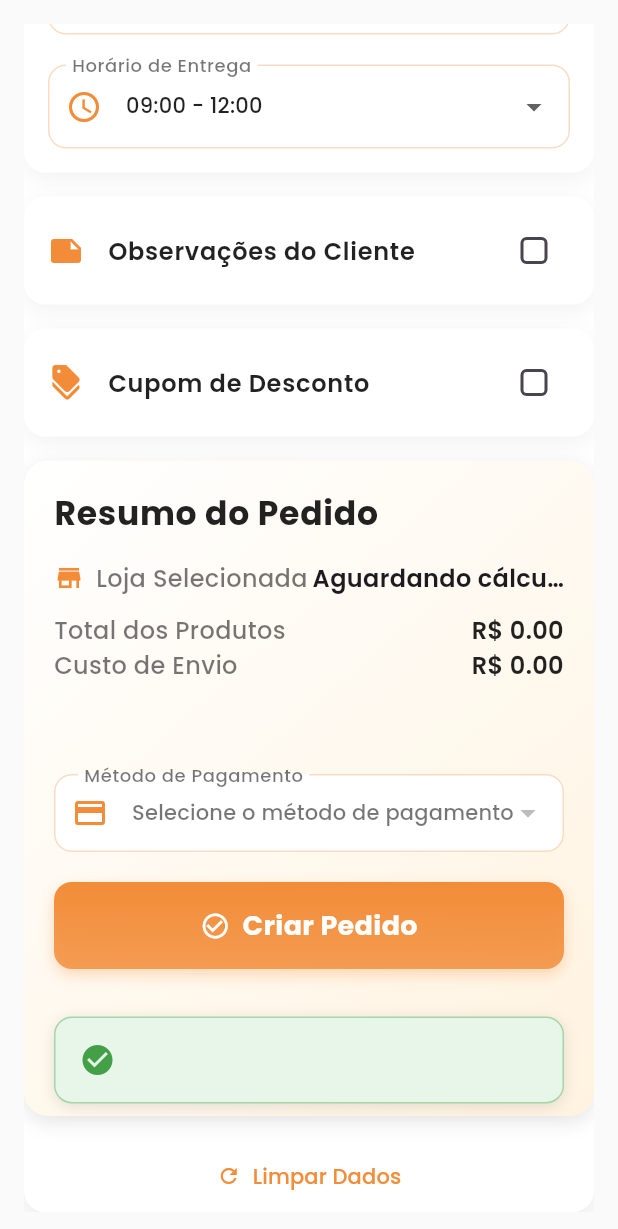
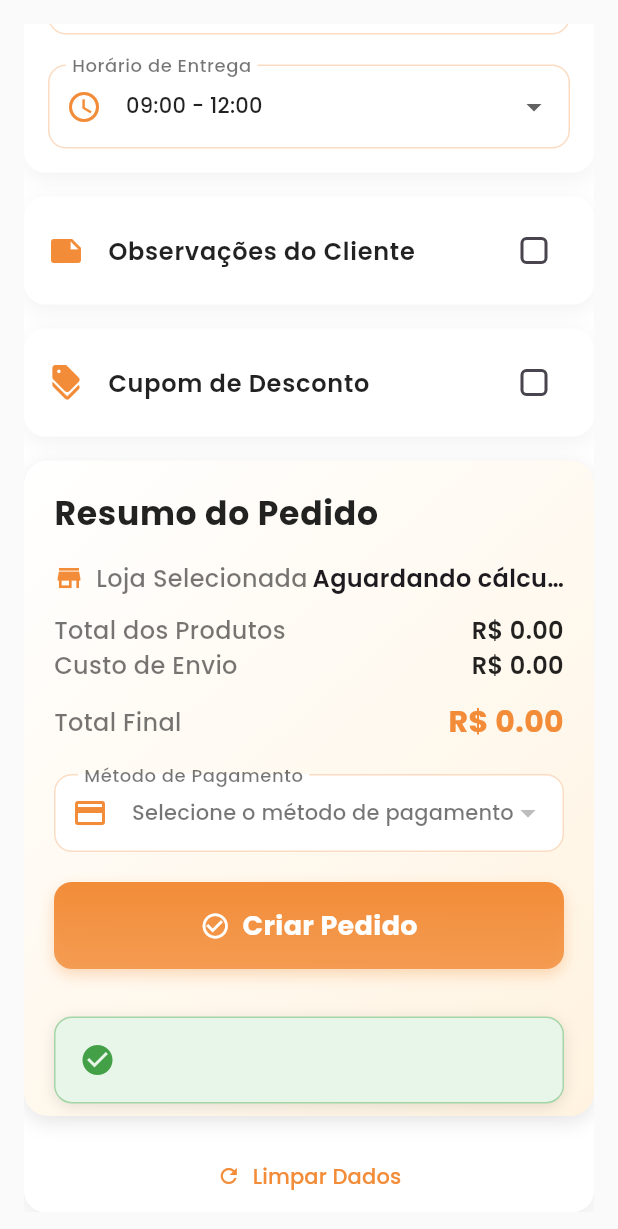
Before and after one commit to trajanoo93/sistema-erp-delivery, a Flutter app: the KeepAliveTab widget shown alone on an empty page, opened directly with empty values, scrolled down 1138 dp, on a phone screen of 412 x 824 dp. Shown: the top 1229 px of the screen. Run offline on Flutter 3.47's test engine with Material 3 defaults, Android fonts, the light colour scheme and no system bars; our stand-ins replace cached_network_image, connectivity_plus, fl_chart, flutter_map, geolocator, google_fonts and 6 more; accounts and stored records are empty; network calls fail.

Commit message:
payload vendedor luciene + taxa editavel

```diff
--- a/lib/globals.dart
+++ b/lib/globals.dart
@@ -1,3 +1,4 @@
+// globals.dart
 const Map<int, String> users = {
   7: 'Alline',
   73: 'Carlos Júnior',
@@ -5,5 +6,7 @@ const Map<int, String> users = {
   78: 'Cássio Vinicius',
   100: 'Freelancer 1',
   52: 'Luciene'
+};
 
-};
+// NOVO: mapa reverso (nome → ID)
+final Map<String, int> userIds = users.map((id, name) => MapEntry(name, id));
--- a/lib/pages/criar_pedido_page.dart
+++ b/lib/pages/criar_pedido_page.dart
@@ -905,10 +905,8 @@ class _CriarPedidoPageState extends State<CriarPedidoPage> with TickerProviderSt
       final storeId = StoreNormalize.getId(storeFinal);
       final normalizedStoreFinal = StoreNormalize.getName(storeId);
       final service = CriarPedidoService();
-      final billingCompany = {'Alline': '7', 'Cássio Vinicius': '78', 'Maria Eduarda': '77'}
-          .entries
-          .firstWhere((entry) => entry.key == currentPedido.selectedVendedor, orElse: () => MapEntry('', ''))
-          .value;
+      final String? vendedorId = userIds[currentPedido.selectedVendedor]?.toString();
+final String billingCompany = vendedorId ?? 'Site';
       final methodSlug = _paymentSlugFromLabel(currentPedido.selectedPaymentMethod);
       await logToFile('[_createOrder] Selecionado (label): ${currentPedido.selectedPaymentMethod} -> slug="$methodSlug"');
       final order = await service.createOrder(
@@ -1936,7 +1934,7 @@ SummarySection(
   isCouponValid: widget.pedido.isCouponValid,
   couponCode: widget.pedido.couponController.text,
   discountAmount: widget.pedido.discountAmount,
-  totalWithDiscount: totalWithDiscount,
+  shippingCost: widget.pedido.shippingCost,
   isLoading: widget.isLoading,
   onCreateOrder: widget.createOrder,
   pedido: widget.pedido,
--- a/lib/widgets/summary_section.dart
+++ b/lib/widgets/summary_section.dart
@@ -11,7 +11,7 @@ class SummarySection extends StatefulWidget {
   final bool isCouponValid;
   final String couponCode;
   final double discountAmount;
-  final double totalWithDiscount;
+  final double shippingCost;
   final bool isLoading;
   final Future<void> Function() onCreateOrder;
   final PedidoState pedido;
@@ -24,7 +24,7 @@ class SummarySection extends StatefulWidget {
     required this.isCouponValid,
     required this.couponCode,
     required this.discountAmount,
-    required this.totalWithDiscount,
+    required this.shippingCost,
     required this.isLoading,
     required this.onCreateOrder,
     required this.pedido,
@@ -74,7 +74,7 @@ class _SummarySectionState extends State<SummarySection> {
       "message": formattedMessage.trim(),
     };
     final headers = {
-      "Token": "7343607cd11509da88407ea89353ebdd8a79bdf9c3152da4025274c08c370b7b90ab0b68307d28cf",
+      "Token": "7343607cd11509da88407ea89353ebdd8a79bdf9c3152da4025274c08c370b7b90ab0b68307d 28cf",
       "Content-Type": "application/json",
     };
 
@@ -122,6 +122,13 @@ class _SummarySectionState extends State<SummarySection> {
     final isDarkMode = Theme.of(context).brightness == Brightness.dark;
     final primaryColor = const Color(0xFFF28C38);
     final successColor = Colors.green.shade600;
+
+    // RECALCULA O TOTAL EM TEMPO REAL
+    final double totalWithShipping = widget.totalOriginal + widget.shippingCost;
+    final double finalTotal = widget.isCouponValid
+        ? (totalWithShipping - widget.discountAmount)
+        : totalWithShipping;
+    final double finalTotalRounded = finalTotal < 0 ? 0.0 : double.parse(finalTotal.toStringAsFixed(2));
 
     String? paymentText;
     bool isPix = false;
@@ -179,7 +186,7 @@ class _SummarySectionState extends State<SummarySection> {
             primaryColor: primaryColor,
             icon: Icons.store,
             label: 'Loja Selecionada',
-            value: widget.pedido.storeFinal.isNotEmpty ? '📍 ${widget.pedido.storeFinal}' : 'Aguardando cálculo',
+            value: widget.pedido.storeFinal.isNotEmpty ? 'Loja: ${widget.pedido.storeFinal}' : 'Aguardando cálculo',
             isDarkMode: isDarkMode,
             valueStyle: GoogleFonts.poppins(fontSize: 16, fontWeight: FontWeight.w600),
           ),
@@ -188,14 +195,14 @@ class _SummarySectionState extends State<SummarySection> {
             context,
             primaryColor: primaryColor,
             label: 'Total dos Produtos',
-  value: 'R\$ ${widget.pedido.products.fold<double>(0.0, (sum, product) => sum + (product['price'] * (product['quantity'] ?? 1))).toStringAsFixed(2)}',
+            value: 'R\$ ${widget.totalOriginal.toStringAsFixed(2)}',
             isDarkMode: isDarkMode,
           ),
           _buildSummaryRow(
             context,
             primaryColor: primaryColor,
             label: 'Custo de Envio',
-            value: 'R\$ ${widget.pedido.shippingCost.toStringAsFixed(2)}',
+            value: 'R\$ ${widget.shippingCost.toStringAsFixed(2)}',
             isDarkMode: isDarkMode,
           ),
           if (widget.isCouponValid) ...[
@@ -211,17 +218,13 @@ class _SummarySectionState extends State<SummarySection> {
             ),
           ],
           const SizedBox(height: 12),
-          AnimatedOpacity(
-            opacity: widget.totalWithDiscount > 0 ? 1.0 : 0.0,
-            duration: const Duration(milliseconds: 500),
-            child: _buildSummaryRow(
+          _buildSummaryRow(
             context,
             primaryColor: primaryColor,
-              label: 'Total com Desconto',
-              value: 'R\$ ${widget.totalWithDiscount.toStringAsFixed(2)}',
+            label: 'Total Final',
+            value: 'R\$ ${finalTotalRounded.toStringAsFixed(2)}',
             isDarkMode: isDarkMode,
             valueStyle: GoogleFonts.poppins(fontSize: 20, fontWeight: FontWeight.bold, color: primaryColor),
-            ),
           ),
           const SizedBox(height: 20),
           DropdownButtonFormField<String>(
```
Lines whose indentation alone changed are shown as unchanged.
